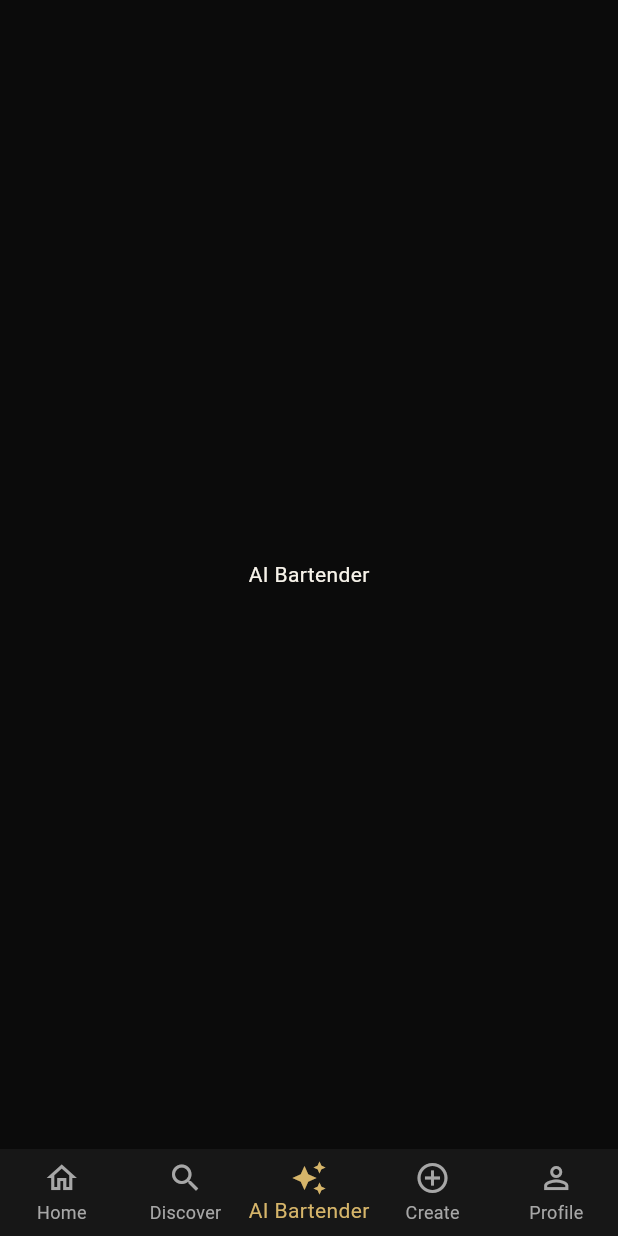
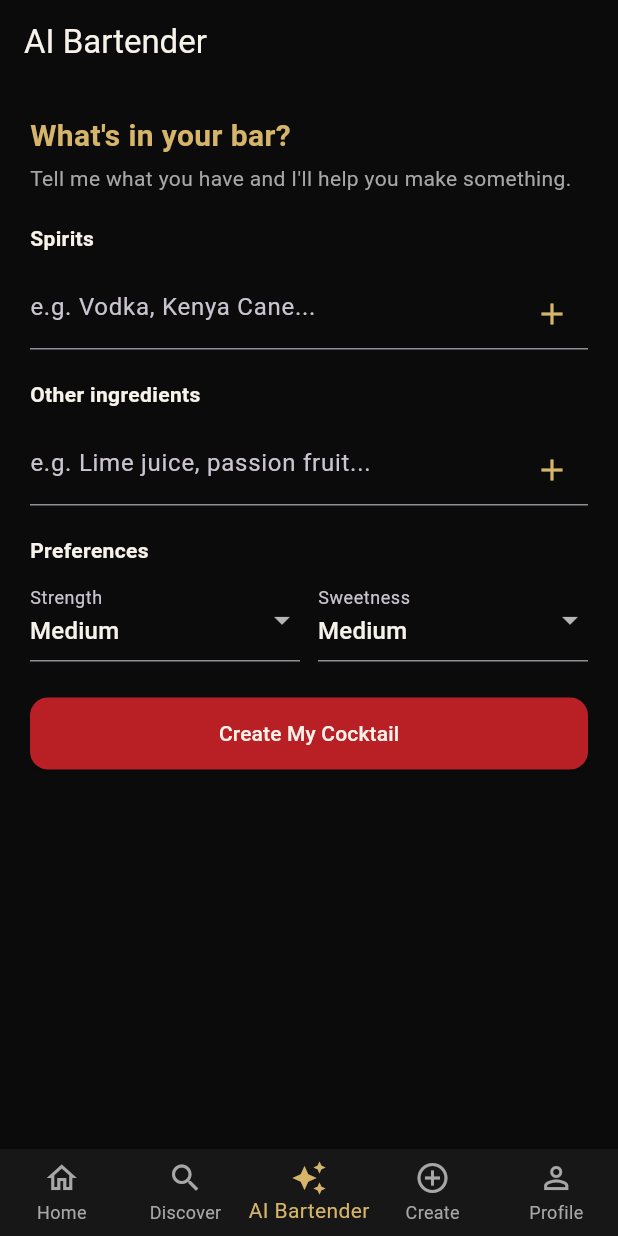
Before and after one commit to TraceyMunyagia/sips254, a Flutter app: the screen it shows once a user with an empty profile is signed in, item 3 of the bottom bar chosen, on a phone screen of 412 x 824 dp. Run offline on Flutter 3.47's test engine with Material 3 defaults, Android fonts, the light colour scheme and no system bars; our stand-ins replace flutter_dotenv, flutter_riverpod, go_router, image_picker, supabase_flutter; accounts and stored records are empty.

Commit message:
Servive foundation & bartender

```diff
--- /dev/null
+++ b/sips254_app/lib/data/models/bartender_models.dart
@@ -0,0 +1,40 @@
+class SuggestedCocktail {
+  final String? cocktailId;
+  final String name;
+  final double matchScore;
+  final List<String> haveIngredients;
+  final List<String> missingIngredients;
+  final String explanation;
+
+  SuggestedCocktail({
+    this.cocktailId,
+    required this.name,
+    required this.matchScore,
+    required this.haveIngredients,
+    required this.missingIngredients,
+    required this.explanation,
+  });
+
+  factory SuggestedCocktail.fromMap(Map<String, dynamic> map) => SuggestedCocktail(
+        cocktailId: map['cocktail_id'] as String?,
+        name: map['name'] as String,
+        matchScore: (map['match_score'] as num).toDouble(),
+        haveIngredients: List<String>.from(map['have_ingredients'] ?? []),
+        missingIngredients: List<String>.from(map['missing_ingredients'] ?? []),
+        explanation: map['explanation'] as String? ?? '',
+      );
+}
+
+class BartenderResult {
+  final List<SuggestedCocktail> suggestions;
+  final List<String> shoppingSuggestions;
+
+  BartenderResult({required this.suggestions, required this.shoppingSuggestions});
+
+  factory BartenderResult.fromMap(Map<String, dynamic> map) => BartenderResult(
+        suggestions: (map['suggestions'] as List)
+            .map((e) => SuggestedCocktail.fromMap(e as Map<String, dynamic>))
+            .toList(),
+        shoppingSuggestions: List<String>.from(map['shopping_suggestions'] ?? []),
+      );
+}
--- /dev/null
+++ b/sips254_app/lib/features/ai_bartender/data/bartender_repository.dart
@@ -0,0 +1,30 @@
+import 'dart:convert';
+import 'package:flutter_dotenv/flutter_dotenv.dart';
+import 'package:http/http.dart' as http;
+import '../../../data/models/bartender_models.dart';
+
+class BartenderRepository {
+  String get _baseUrl => dotenv.env['AI_SERVICE_URL'] ?? 'http://localhost:8000';
+
+  Future<BartenderResult> getSuggestionsFromIngredients({
+    required List<String> ingredients,
+    List<String> spirits = const [],
+    Map<String, dynamic>? preferences,
+  }) async {
+    final response = await http.post(
+      Uri.parse('$_baseUrl/bartender/ingredients'),
+      headers: {'Content-Type': 'application/json'},
+      body: jsonEncode({
+        'ingredients': ingredients,
+        'spirits': spirits,
+        'preferences': ?preferences,
+      }),
+    );
+
+    if (response.statusCode != 200) {
+      throw Exception('AI Bartender request failed: ${response.statusCode} ${response.body}');
+    }
+
+    return BartenderResult.fromMap(jsonDecode(response.body) as Map<String, dynamic>);
+  }
+}
--- /dev/null
+++ b/sips254_app/lib/features/ai_bartender/presentation/ai_bartender_screen.dart
@@ -0,0 +1,151 @@
+import 'package:flutter/material.dart';
+import 'package:flutter_riverpod/flutter_riverpod.dart';
+import '../../../core/theme/app_colors.dart';
+import '../../../data/models/bartender_models.dart';
+import '../providers/bartender_providers.dart';
+import 'widgets/ingredient_input.dart';
+import 'widgets/suggestion_card.dart';
+
+class AiBartenderScreen extends ConsumerStatefulWidget {
+  const AiBartenderScreen({super.key});
+
+  @override
+  ConsumerState<AiBartenderScreen> createState() => _AiBartenderScreenState();
+}
+
+class _AiBartenderScreenState extends ConsumerState<AiBartenderScreen> {
+  List<String> _spirits = [];
+  List<String> _ingredients = [];
+  String _strengthPref = 'medium';
+  String _sweetnessPref = 'medium';
+
+  BartenderResult? _result;
+  bool _isLoading = false;
+  String? _error;
+
+  Future<void> _makeMyCocktail() async {
+    if (_spirits.isEmpty && _ingredients.isEmpty) return;
+
+    setState(() {
+      _isLoading = true;
+      _error = null;
+      _result = null;
+    });
+
+    try {
+      final result = await ref.read(bartenderRepositoryProvider).getSuggestionsFromIngredients(
+            ingredients: _ingredients,
+            spirits: _spirits,
+            preferences: {
+              'strength': _strengthPref,
+              'sweetness': _sweetnessPref,
+            },
+          );
+      setState(() => _result = result);
+    } catch (e) {
+      setState(() => _error = 'Something went wrong: $e');
+    } finally {
+      setState(() => _isLoading = false);
+    }
+  }
+
+  @override
+  Widget build(BuildContext context) {
+    return Scaffold(
+      appBar: AppBar(title: const Text('AI Bartender')),
+      body: ListView(
+        padding: const EdgeInsets.all(20),
+        children: [
+          const Text("What's in your bar?",
+              style: TextStyle(color: AppColors.premiumAccent, fontSize: 20, fontWeight: FontWeight.bold)),
+          const SizedBox(height: 4),
+          const Text("Tell me what you have and I'll help you make something.",
+              style: TextStyle(color: AppColors.textSecondary)),
+          const SizedBox(height: 20),
+
+          const Text('Spirits', style: TextStyle(color: AppColors.textPrimary, fontWeight: FontWeight.bold)),
+          const SizedBox(height: 8),
+          IngredientInput(
+            items: _spirits,
+            onChanged: (v) => setState(() => _spirits = v),
+            hint: 'e.g. Vodka, Kenya Cane...',
+          ),
+
+          const SizedBox(height: 20),
+          const Text('Other ingredients',
+              style: TextStyle(color: AppColors.textPrimary, fontWeight: FontWeight.bold)),
+          const SizedBox(height: 8),
+          IngredientInput(
+            items: _ingredients,
+            onChanged: (v) => setState(() => _ingredients = v),
+            hint: 'e.g. Lime juice, passion fruit...',
+          ),
+
+          const SizedBox(height: 20),
+          const Text('Preferences', style: TextStyle(color: AppColors.textPrimary, fontWeight: FontWeight.bold)),
+          const SizedBox(height: 8),
+          Row(
+            children: [
+              Expanded(
+                child: DropdownButtonFormField<String>(
+                  initialValue: _strengthPref,
+                  decoration: const InputDecoration(labelText: 'Strength'),
+                  dropdownColor: AppColors.surfaceElevated,
+                  items: const [
+                    DropdownMenuItem(value: 'mild', child: Text('Mild')),
+                    DropdownMenuItem(value: 'medium', child: Text('Medium')),
+                    DropdownMenuItem(value: 'strong', child: Text('Strong')),
+                  ],
+                  onChanged: (v) => setState(() => _strengthPref = v ?? 'medium'),
+                ),
+              ),
+              const SizedBox(width: 12),
+              Expanded(
+                child: DropdownButtonFormField<String>(
+                  initialValue: _sweetnessPref,
+                  decoration: const InputDecoration(labelText: 'Sweetness'),
+                  dropdownColor: AppColors.surfaceElevated,
+                  items: const [
+                    DropdownMenuItem(value: 'dry', child: Text('Dry')),
+                    DropdownMenuItem(value: 'medium', child: Text('Medium')),
+                    DropdownMenuItem(value: 'sweet', child: Text('Sweet')),
+                  ],
+                  onChanged: (v) => setState(() => _sweetnessPref = v ?? 'medium'),
+                ),
+              ),
+            ],
+          ),
+
+          const SizedBox(height: 24),
+          ElevatedButton(
+            onPressed: _isLoading ? null : _makeMyCocktail,
+            child: _isLoading
+                ? const SizedBox(height: 20, width: 20, child: CircularProgressIndicator(strokeWidth: 2))
+                : const Text('Create My Cocktail'),
+          ),
+
+          if (_error != null) ...[
+            const SizedBox(height: 16),
+            Text(_error!, style: const TextStyle(color: AppColors.primaryAction)),
+          ],
+
+          if (_result != null) ...[
+            const SizedBox(height: 24),
+            if (_result!.suggestions.isEmpty)
+              const Text('No matches found with what you have.',
+                  style: TextStyle(color: AppColors.textSecondary))
+            else
+              ..._result!.suggestions.map((s) => SuggestionCard(suggestion: s)),
+            if (_result!.shoppingSuggestions.isNotEmpty) ...[
+              const SizedBox(height: 12),
+              const Text('Shopping suggestions',
+                  style: TextStyle(color: AppColors.premiumAccent, fontWeight: FontWeight.bold)),
+              ..._result!.shoppingSuggestions.map((s) => Text('• $s',
+                  style: const TextStyle(color: AppColors.textSecondary))),
+            ],
+          ],
+        ],
+      ),
+    );
+  }
+}
--- /dev/null
+++ b/sips254_app/lib/features/ai_bartender/presentation/widgets/ingredient_input.dart
@@ -0,0 +1,67 @@
+import 'package:flutter/material.dart';
+import '../../../../core/theme/app_colors.dart';
+
+class IngredientInput extends StatefulWidget {
+  final List<String> items;
+  final ValueChanged<List<String>> onChanged;
+  final String hint;
+
+  const IngredientInput({
+    super.key,
+    required this.items,
+    required this.onChanged,
+    this.hint = 'Add an ingredient...',
+  });
+
+  @override
+  State<IngredientInput> createState() => _IngredientInputState();
+}
+
+class _IngredientInputState extends State<IngredientInput> {
+  final _controller = TextEditingController();
+
+  void _add(String value) {
+    final trimmed = value.trim();
+    if (trimmed.isEmpty) return;
+    widget.onChanged([...widget.items, trimmed]);
+    _controller.clear();
+  }
+
+  void _remove(String item) {
+    widget.onChanged(widget.items.where((i) => i != item).toList());
+  }
+
+  @override
+  Widget build(BuildContext context) {
+    return Column(
+      crossAxisAlignment: CrossAxisAlignment.start,
+      children: [
+        Wrap(
+          spacing: 8,
+          runSpacing: 8,
+          children: widget.items
+              .map((item) => Chip(
+                    label: Text(item),
+                    backgroundColor: AppColors.surfaceElevated,
+                    labelStyle: const TextStyle(color: AppColors.textPrimary),
+                    deleteIconColor: AppColors.textSecondary,
+                    onDeleted: () => _remove(item),
+                  ))
+              .toList(),
+        ),
+        const SizedBox(height: 8),
+        TextField(
+          controller: _controller,
+          onSubmitted: _add,
+          decoration: InputDecoration(
+            hintText: widget.hint,
+            suffixIcon: IconButton(
+              icon: const Icon(Icons.add, color: AppColors.premiumAccent),
+              onPressed: () => _add(_controller.text),
+            ),
+          ),
+        ),
+      ],
+    );
+  }
+}
--- /dev/null
+++ b/sips254_app/lib/features/ai_bartender/providers/bartender_providers.dart
@@ -0,0 +1,4 @@
+import 'package:flutter_riverpod/flutter_riverpod.dart';
+import '../data/bartender_repository.dart';
+
+final bartenderRepositoryProvider = Provider<BartenderRepository>((ref) => BartenderRepository());
--- a/sips254_app/lib/features/home/presentation/home_shell.dart
+++ b/sips254_app/lib/features/home/presentation/home_shell.dart
@@ -2,6 +2,7 @@ import 'package:flutter/material.dart';
 import 'home_feed_screen.dart';
 import '../../profile/presentation/profile_screen.dart';
 import '../../discover/presentation/discover_screen.dart';
+import '../../ai_bartender/presentation/ai_bartender_screen.dart';
 
 class HomeShell extends StatefulWidget {
   const HomeShell({super.key});
@@ -16,7 +17,7 @@ class _HomeShellState extends State<HomeShell> {
   final _screens = const [
     HomeFeedScreen(),
     DiscoverScreen(),
-    Center(child: Text('AI Bartender')),
+    AiBartenderScreen(),
     Center(child: Text('Create')),
     ProfileScreen(),
   ];
--- a/sips254_app/lib/features/home/presentation/widgets/recipe_card.dart
+++ b/sips254_app/lib/features/home/presentation/widgets/recipe_card.dart
@@ -70,7 +70,7 @@ class RecipeCard extends ConsumerWidget {
                         data: (count) => Text('$count',
                             style: const TextStyle(color: AppColors.textSecondary, fontSize: 13)),
                         loading: () => const SizedBox.shrink(),
-                        error: (_, __) => const SizedBox.shrink(),
+                        error: (_, _) => const SizedBox.shrink(),
                       ),
                       const SizedBox(width: 16),
                       IconButton(
--- a/sips254_app/lib/features/profile/presentation/profile_screen.dart
+++ b/sips254_app/lib/features/profile/presentation/profile_screen.dart
@@ -72,13 +72,13 @@ class _ProfileScreenState extends ConsumerState<ProfileScreen> with SingleTicker
                   followersAsync.when(
                     data: (count) => _StatColumn(label: 'Followers', count: count),
                     loading: () => const SizedBox.shrink(),
-                    error: (_, __) => const SizedBox.shrink(),
+                    error: (_, _) => const SizedBox.shrink(),
                   ),
                   const SizedBox(width: 32),
                   followingAsync.when(
                     data: (count) => _StatColumn(label: 'Following', count: count),
                     loading: () => const SizedBox.shrink(),
-                    error: (_, __) => const SizedBox.shrink(),
+                    error: (_, _) => const SizedBox.shrink(),
                   ),
                 ],
               ),
--- a/sips254_app/lib/features/recipes/presentation/recipe_detail_screen.dart
+++ b/sips254_app/lib/features/recipes/presentation/recipe_detail_screen.dart
@@ -128,7 +128,7 @@ class _RecipeDetailScreenState extends ConsumerState<RecipeDetailScreen> {
                             style: TextStyle(color: AppColors.premiumAccent, fontWeight: FontWeight.bold)),
                         equipmentAsync.when(
                           loading: () => const SizedBox.shrink(),
-                          error: (_, __) => const SizedBox.shrink(),
+                          error: (_, _) => const SizedBox.shrink(),
                           data: (list) => Column(
                             children: list
                                 .map((e) => Padding(
--- a/sips254_app/pubspec.yaml
+++ b/sips254_app/pubspec.yaml
@@ -19,7 +19,7 @@ publish_to: 'none' # Remove this line if you wish to publish to pub.dev
 version: 1.0.0+1
 
 environment:
-  sdk: ^3.9.0
+  sdk: ^3.12.0
 
 # Dependencies specify other packages that your package needs in order to work.
 # To automatically upgrade your package dependencies to the latest versions
@@ -39,7 +39,8 @@ dependencies:
   go_router: ^18.0.1
   flutter_dotenv: ^6.0.1
   cached_network_image: ^4.0.0
-  image_picker: ^1.1.2
+  image_picker: ^1.2.3
+  http: ^1.6.0
 
 dev_dependencies:
   flutter_test:
```
Also changed, not shown: sips254_app/lib/features/ai_bartender/presentation/widgets/suggestion_card.dart (added, +53 -0 lines), sips254_app/pubspec.lock, 6 other files.
